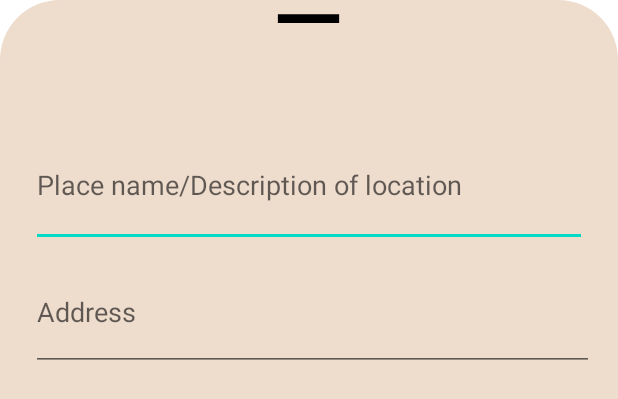
After one commit to kaylynnkk/FindAPotty, an Android app: the layout botttom_sheet.xml on its own in the app's theme, with its tools: preview values and no code run, on a phone screen of 412 x 824 dp. The commit adds this screen. Shown: the top 399 px of the screen. Run offline under Robolectric (Android 15) with nearby library versions, the phone set to English and light mode, and no system bars.

Commit message:
Add a marker (half completed)

```diff
--- a/app/src/main/AndroidManifest.xml
+++ b/app/src/main/AndroidManifest.xml
@@ -36,7 +36,7 @@
 
         <activity
             android:name=".MainActivity"
-            android:label="FindPotty"
+            android:label="FindAPotty"
             android:exported="true">
             <intent-filter>
                 <action android:name="android.intent.action.MAIN" />
--- /dev/null
+++ b/app/src/main/res/drawable/bottomsheet_bg.xml
@@ -0,0 +1,5 @@
+<?xml version="1.0" encoding="utf-8"?>
+<shape xmlns:android="http://schemas.android.com/apk/res/android">
+    <solid android:color="#eedccd"/>
+    <corners android:topLeftRadius="40dp" android:topRightRadius="40dp"/>
+</shape>
--- /dev/null
+++ b/app/src/main/res/drawable/bottomsheet_drag.xml
@@ -0,0 +1,5 @@
+<vector android:height="24dp" android:tint="#000000"
+    android:viewportHeight="24" android:viewportWidth="24"
+    android:width="24dp" xmlns:android="http://schemas.android.com/apk/res/android">
+    <path android:fillColor="@android:color/white" android:pathData="M19,13H5v-2h14v2z"/>
+</vector>
--- /dev/null
+++ b/app/src/main/res/drawable/map_marker_long_press.xml
@@ -0,0 +1,5 @@
+<vector android:height="72dp" android:tint="#139FF0"
+    android:viewportHeight="24" android:viewportWidth="24"
+    android:width="72dp" xmlns:android="http://schemas.android.com/apk/res/android">
+    <path android:fillColor="@android:color/white" android:pathData="M12,2C8.13,2 5,5.13 5,9c0,5.25 7,13 7,13s7,-7.75 7,-13c0,-3.87 -3.13,-7 -7,-7zM12,11.5c-1.38,0 -2.5,-1.12 -2.5,-2.5s1.12,-2.5 2.5,-2.5 2.5,1.12 2.5,2.5 -1.12,2.5 -2.5,2.5z"/>
+</vector>
--- /dev/null
+++ b/app/src/main/res/layout/botttom_sheet.xml
@@ -0,0 +1,105 @@
+<?xml version="1.0" encoding="utf-8"?>
+
+<androidx.coordinatorlayout.widget.CoordinatorLayout
+    xmlns:android="http://schemas.android.com/apk/res/android"
+    xmlns:app="http://schemas.android.com/apk/res-auto"
+    xmlns:tools="http://schemas.android.com/tools"
+    android:layout_width="match_parent"
+    android:layout_height="match_parent"
+    android:background="@drawable/bottomsheet_bg"
+    app:layout_behavior="com.google.android.material.bottomsheet.BottomSheetBehavior"
+    >
+
+    <ImageView
+        android:layout_width="70dp"
+        android:layout_height="wrap_content"
+        android:layout_gravity="center|top"
+        android:scaleType="centerCrop"
+        android:src="@drawable/bottomsheet_drag"/>
+
+    <RelativeLayout
+        android:layout_width="match_parent"
+        android:layout_height="match_parent">
+
+        <androidx.constraintlayout.widget.ConstraintLayout
+            android:id="@+id/constraintLayout"
+            android:layout_width="match_parent"
+            android:layout_height="match_parent">
+
+
+            <androidx.constraintlayout.widget.Guideline
+                android:id="@+id/longpress_bottomsheet_h_guideline_3"
+                android:layout_width="wrap_content"
+                android:layout_height="wrap_content"
+                android:layout_marginTop="366dp"
+                android:orientation="horizontal"
+                app:layout_constraintGuide_percent="0.05"
+                app:layout_constraintTop_toTopOf="parent" />
+
+            <androidx.constraintlayout.widget.Guideline
+                android:id="@+id/paddingTop"
+                android:layout_width="wrap_content"
+                android:layout_height="wrap_content"
+                android:layout_marginTop="90dp"
+                android:orientation="horizontal"
+                app:layout_constraintGuide_percent="0.1" />
+
+            <androidx.constraintlayout.widget.Guideline
+                android:id="@+id/paddingStart"
+                android:layout_width="wrap_content"
+                android:layout_height="wrap_content"
+                android:orientation="vertical"
+                app:layout_constraintGuide_percent="0.05" />
+
+            <androidx.constraintlayout.widget.Guideline
+                android:id="@+id/paddingEnd"
+                android:layout_width="wrap_content"
+                android:layout_height="wrap_content"
+                android:orientation="vertical"
+                app:layout_constraintGuide_percent="0.95" />
+
+            <androidx.constraintlayout.widget.Guideline
+                android:id="@+id/longpress_bottomsheet_h_guideline_1"
+                android:layout_width="wrap_content"
+                android:layout_height="wrap_content"
+                android:orientation="horizontal"
+                app:layout_constraintGuide_percent="0.2" />
+
+            <androidx.constraintlayout.widget.Guideline
+                android:id="@+id/longpress_bottomsheet_h_guideline_2"
+                android:layout_width="wrap_content"
+                android:layout_height="wrap_content"
+                android:orientation="horizontal"
+                app:layout_constraintGuide_percent="0.3"
+                app:layout_constraintTop_toTopOf="parent" />
+
+            <EditText
+                android:id="@+id/longpress_bottomsheet_featurename"
+                android:layout_width="0dp"
+                android:layout_height="0dp"
+                android:hint="Place name/Description of location"
+                android:inputType="text"
+                app:layout_constraintBottom_toTopOf="@+id/longpress_bottomsheet_h_guideline_1"
+                app:layout_constraintEnd_toStartOf="@+id/paddingEnd"
+                app:layout_constraintStart_toStartOf="@+id/paddingStart"
+                app:layout_constraintTop_toTopOf="@+id/paddingTop" />
+
+            <EditText
+                android:id="@+id/longpress_bottomsheet_address"
+                android:layout_width="0dp"
+                android:layout_height="0dp"
+                android:layout_marginTop="4dp"
+                android:layout_marginEnd="16dp"
+                android:hint="Address"
+                android:inputType="text"
+                app:layout_constraintBottom_toTopOf="@+id/longpress_bottomsheet_h_guideline_2"
+                app:layout_constraintEnd_toEndOf="parent"
+                app:layout_constraintHorizontal_bias="0.0"
+                app:layout_constraintStart_toStartOf="@+id/paddingStart"
+                app:layout_constraintTop_toTopOf="@+id/longpress_bottomsheet_h_guideline_1" />
+
+        </androidx.constraintlayout.widget.ConstraintLayout>
+    </RelativeLayout>
+
+
+</androidx.coordinatorlayout.widget.CoordinatorLayout>
```
Also changed, not shown: app/src/main/java/com/example/findapotty/MapFragment.java (+49 -10 lines), app/src/main/res/layout/fragment_map.xml (+17 -1 lines), app/src/main/res/values/themes.xml (+15 -0 lines), 2 other files.
